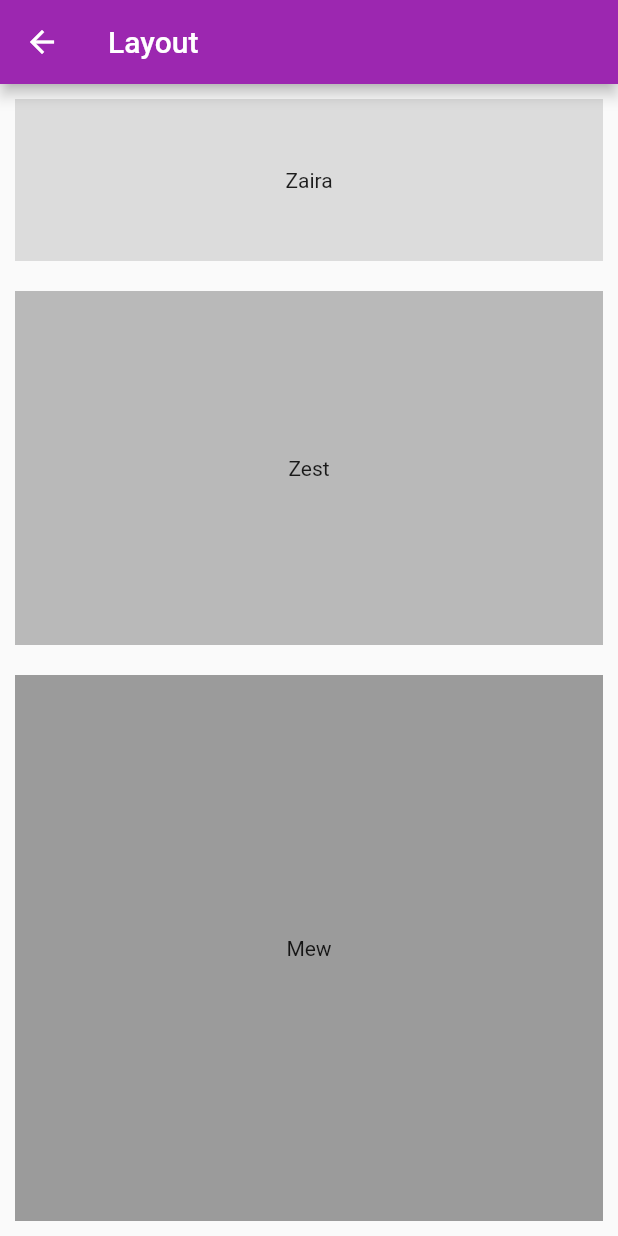
After one commit to jackmew/blastFutureFlutter, a Flutter app: the screen it shows after launch, after a tap on "layout", on a phone screen of 412 x 824 dp. The commit adds this screen. Run offline on Flutter 3.47's test engine with Material 2 defaults, Android fonts, the phone set to English and light mode, and no system bars; our stand-ins replace geolocator, rflutter_alert.

Commit message:
layout practive

```diff
--- a/lib/main.dart
+++ b/lib/main.dart
@@ -1,6 +1,7 @@
 import 'package:flutter/material.dart';
 import 'package:blastFutureFlutter/screens/first_screen.dart';
 import 'package:blastFutureFlutter/screens/geolocator_screen.dart';
+import 'package:blastFutureFlutter/screens/layout_screen.dart';
 
 void main() {
   runApp(MyApp());
@@ -32,6 +33,7 @@ class MyApp extends StatelessWidget {
       routes: {
         '/': (context) => FirstScreen(),
         '/geolocator': (context) => GeolocatorScreen(),
+        '/layout': (context) => LayoutScreen(),
       },
     );
   }
--- a/lib/screens/first_screen.dart
+++ b/lib/screens/first_screen.dart
@@ -5,10 +5,10 @@ FlatButton buildButton({BuildContext context, Color color, String screenName}) {
   return FlatButton.icon(
     label: Text(screenName),
     icon: Icon(Icons.done),
-    color: Colors.red,
+    color: color,
     onPressed: () {
       print('button: $screenName');
-      Navigator.pushNamed(context, '/geolocator');
+      Navigator.pushNamed(context, '/$screenName');
     },
   );
 }
@@ -26,6 +26,8 @@ class FirstScreen extends StatelessWidget {
           child: Column(
             children: <Widget>[
               buildButton(
+                  context: context, color: Colors.purple, screenName: 'layout'),
+              buildButton(
                   context: context,
                   color: Colors.red,
                   screenName: 'geolocator'),
--- /dev/null
+++ b/lib/screens/layout_screen.dart
@@ -0,0 +1,58 @@
+import 'package:flutter/material.dart';
+
+class LayoutScreen extends StatelessWidget {
+  @override
+  Widget build(BuildContext context) {
+    return Scaffold(
+        appBar: AppBar(
+          backgroundColor: Colors.purple,
+          title: Text('Layout'),
+        ),
+        body: Column(
+          // mainAxisSize: MainAxisSize.min,
+          // mainAxisAlignment: MainAxisAlignment.spaceEvenly,
+          crossAxisAlignment: CrossAxisAlignment.stretch,
+          children: [
+            Expanded(
+              flex: 1,
+              child: Container(
+                color: Colors.black12,
+                width: 100,
+                // height: 100,
+                margin: EdgeInsets.all(10),
+                padding: EdgeInsets.all(10),
+                child: Center(
+                  child: Text('Zaira'),
+                ),
+              ),
+            ),
+            Expanded(
+              flex: 2,
+              child: Container(
+                color: Colors.black26,
+                width: 100,
+                // height: 100,
+                margin: EdgeInsets.all(10),
+                padding: EdgeInsets.all(10),
+                child: Center(
+                  child: Text('Zest'),
+                ),
+              ),
+            ),
+            Expanded(
+              flex: 3,
+              child: Container(
+                color: Colors.black38,
+                width: 100,
+                // height: 100,
+                margin: EdgeInsets.all(10),
+                padding: EdgeInsets.all(10),
+                child: Center(
+                  child: Text('Mew'),
+                ),
+              ),
+            ),
+          ],
+        ));
+  }
+}
```
